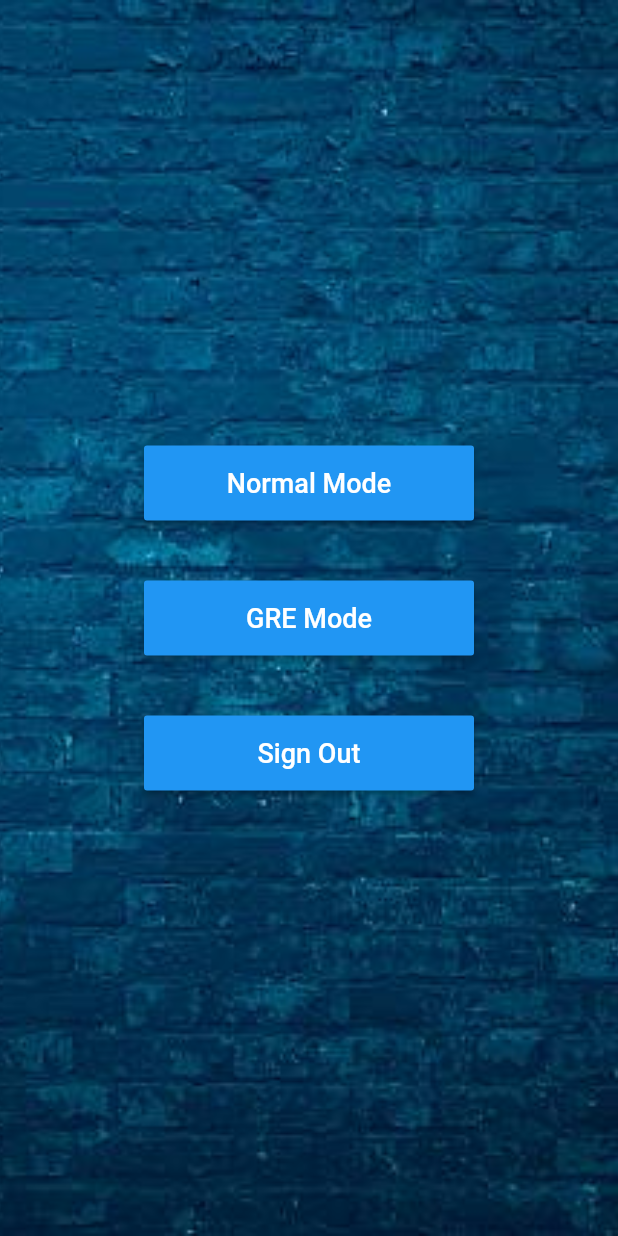
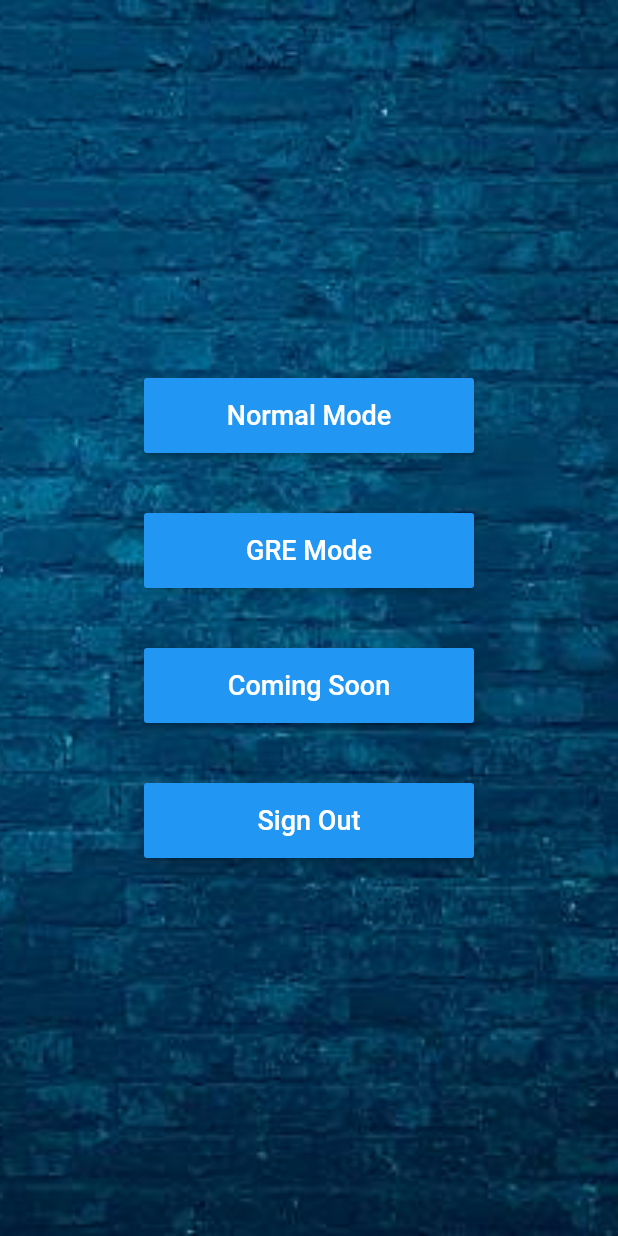
Before and after one commit to pratikjain04/Quiz-Up, a Flutter app: the Home screen opened by its route, on a phone screen of 412 x 824 dp. Run offline on Flutter 3.47's test engine with Material 2 defaults, Android fonts, the phone set to English and light mode, and no system bars; our stand-ins replace firebase_auth, google_sign_in; accounts and stored records are empty.

Commit message:
Coming Soon Page Tested and Linked

```diff
--- a/lib/home.dart
+++ b/lib/home.dart
@@ -71,6 +71,22 @@ class HomeState extends State<Home> {
                 height: 50.0,
                 width: 220.0,
                 child: RaisedButton(
+                  onPressed: () => Navigator
+                      .of(context)
+                      .pushNamedAndRemoveUntil(
+                      '/ComingSoon', (Route<dynamic> route) => false),
+                  color: Colors.blue,
+                  child: Text('Coming Soon',
+                      style: TextStyle(color: Colors.white, fontSize: 18.0)),
+                ),
+              ),
+              Padding(
+                padding: EdgeInsets.all(20.0),
+              ),
+              Container(
+                height: 50.0,
+                width: 220.0,
+                child: RaisedButton(
                   onPressed: _signOut,
                   color: Colors.blue,
                   child: Text('Sign Out',
--- a/lib/main.dart
+++ b/lib/main.dart
@@ -4,7 +4,8 @@ import 'home.dart';
 import 'dart:async';
 import 'package:demo_1/backend/SignIn.dart';
 import 'package:firebase_auth/firebase_auth.dart';
-import './screens/home_screen.dart';
+import 'screens/game_screen.dart';
+import 'screens/comingsoon.dart';
 
 void main() => runApp(new MaterialApp(
   debugShowCheckedModeBanner: false,
@@ -18,6 +19,7 @@ void main() => runApp(new MaterialApp(
     '/Home': (BuildContext context) => new Home(),
     '/SignIn': (BuildContext context) => new SignIn(),
     '/GameHome': (BuildContext context) => new GameHome(),
+    '/ComingSoon': (BuildContext context) => new ComingSoon()
   },
 ));
 
```
Also changed, not shown: lib/screens/game_screen.dart (renamed from lib/screens/home_screen.dart).
